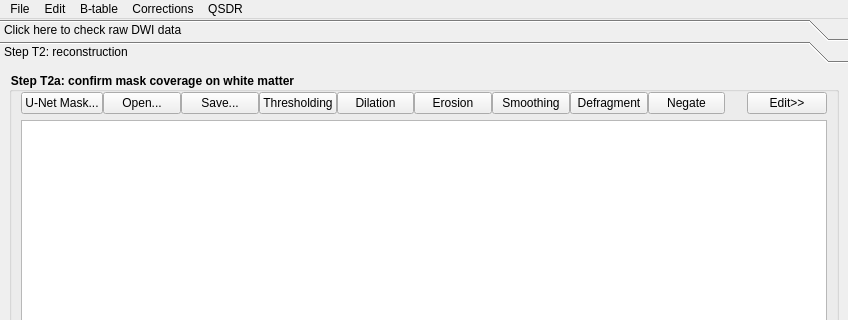
Old version of the form reconstruction/reconstruction_window.ui in the repository frankyeh/DSI-Studio; both pictures show x 0 to 848 and y 0 to 320 of the 848 by 706 pixel window.
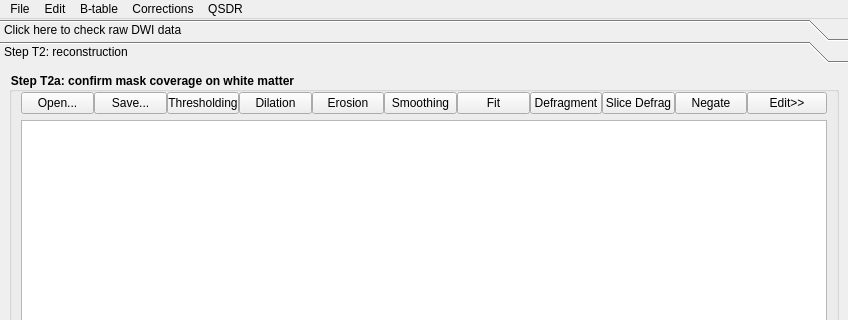
New version of the form. Icons and pictures are not drawn.

Diff of the .ui file:
```diff
--- a/reconstruction/reconstruction_window.ui
+++ b/reconstruction/reconstruction_window.ui
@@ -420,7 +420,7 @@
                <property name="spacing">
                 <number>0</number>
                </property>
-               <item row="0" column="1">
+               <item row="0" column="0">
                 <widget class="QWidget" name="mask_edit" native="true">
                  <property name="minimumSize">
                   <size>
@@ -494,6 +494,13 @@
                     </property>
                    </widget>
                   </item>
+                  <item>
+                   <widget class="QPushButton" name="fit">
+                    <property name="text">
+                     <string>Fit</string>
+                    </property>
+                   </widget>
+                  </item>
                   <item>
                    <widget class="QPushButton" name="defragment">
                     <property name="text">
@@ -501,6 +508,13 @@
                     </property>
                    </widget>
                   </item>
+                  <item>
+                   <widget class="QPushButton" name="slice_defragment">
+                    <property name="text">
+                     <string>Slice Defrag</string>
+                    </property>
+                   </widget>
+                  </item>
                   <item>
                    <widget class="QPushButton" name="negate">
                     <property name="text">
@@ -518,7 +532,7 @@
                  </property>
                 </widget>
                </item>
-               <item row="0" column="9">
+               <item row="0" column="8">
                 <spacer name="horizontalSpacer_2">
                  <property name="orientation">
                   <enum>Qt::Horizontal</enum>
@@ -531,13 +545,6 @@
                  </property>
                 </spacer>
                </item>
-               <item row="0" column="0">
-                <widget class="QPushButton" name="mask_from_unet">
-                 <property name="text">
-                  <string>U-Net Mask...</string>
-                 </property>
-                </widget>
-               </item>
               </layout>
              </item>
              <item>
```
Left out of the diff: 2 changed lines with no effect on the pictures.
